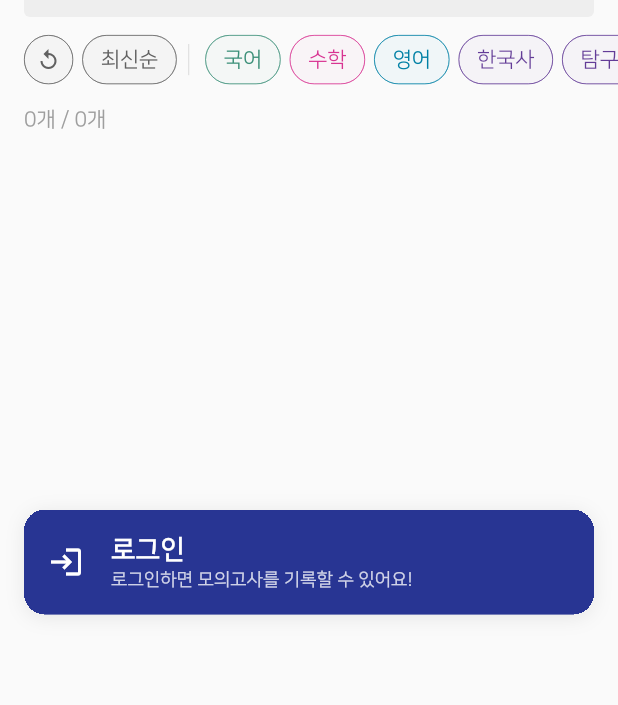
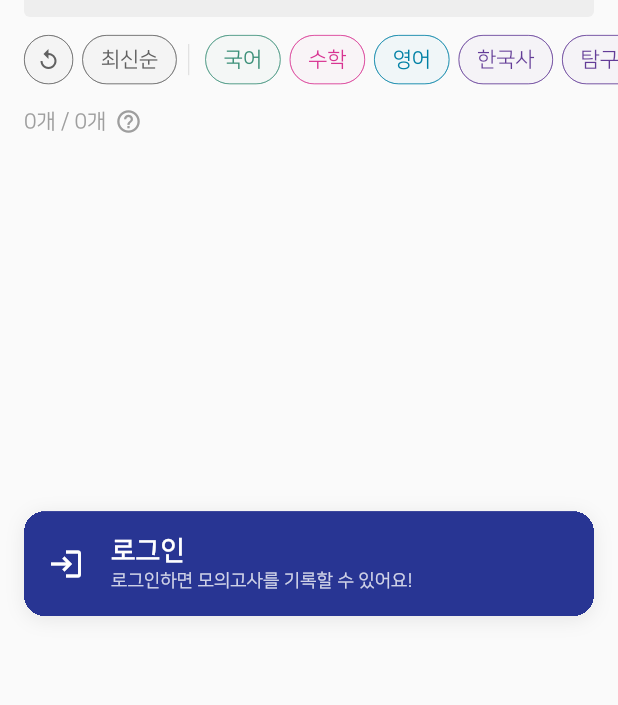
Before and after one commit to silgam/silgam-flutter, a Flutter app: the screen it shows after launch, item 2 of the bottom bar chosen, on a phone screen of 412 x 824 dp. Shown: the part 166-871 px from the top of the screen. Run offline on Flutter 3.47's test engine with Material 2 defaults, Android fonts, the phone set to English and light mode, and no system bars; our stand-ins replace bloc, cached_network_image, carousel_slider, cloud_firestore, dio, dotted_line and 32 more; missing offline and left inert: audio_session, flutter_facebook_auth, in_app_purchase_storekit, kakao_flutter_sdk, mixpanel_flutter, rich_text_controller; accounts and stored records are empty; generated files the repository leaves out were written again; network calls fail; statements that could not run were skipped.

Commit message:
feat: 기로 개수 제한 구현

```diff
--- a/lib/presentation/home_page/record_list/cubit/record_list_state.dart
+++ b/lib/presentation/home_page/record_list/cubit/record_list_state.dart
@@ -8,6 +8,7 @@ class RecordListState with _$RecordListState {
     required bool isLoading,
     required List<ExamRecord> originalRecords,
     required List<ExamRecord> records,
+    required List<String> lockedRecordIds,
     required String searchQuery,
     required RecordSortType sortType,
     required List<Subject> selectedSubjects,
@@ -18,6 +19,7 @@ class RecordListState with _$RecordListState {
       isLoading: false,
       originalRecords: [],
       records: [],
+      lockedRecordIds: [],
       searchQuery: '',
       sortType: RecordSortType.dateDesc,
       selectedSubjects: [],
--- a/lib/presentation/home_page/record_list/record_list_view.dart
+++ b/lib/presentation/home_page/record_list/record_list_view.dart
@@ -5,6 +5,7 @@ import '../../../model/exam_record.dart';
 import '../../../model/subject.dart';
 import '../../../util/injection.dart';
 import '../../app/cubit/app_cubit.dart';
+import '../../common/dialog.dart';
 import '../../common/login_button.dart';
 import '../../common/scaffold_body.dart';
 import '../../login_page/login_page.dart';
@@ -54,7 +55,8 @@ class _RecordListViewState extends State<RecordListView> {
                     slivers: [
                       _buildQuerySection(state),
                       if (appState.isNotSignedIn) _buildLoginButton(),
-                      if (appState.isSignedIn) _buildListSection(state.records),
+                      if (appState.isSignedIn)
+                        _buildListSection(state.records, state.lockedRecordIds),
                       if (appState.isSignedIn && state.records.isEmpty)
                         _buildDescription(),
                     ],
@@ -153,15 +155,33 @@ class _RecordListViewState extends State<RecordListView> {
               ),
             ),
           ),
-          const SizedBox(height: 16),
+          const SizedBox(height: 12),
           Padding(
             padding: const EdgeInsets.symmetric(horizontal: 16),
-            child: Text(
-              '${state.records.length}개 / ${state.originalRecords.length}개',
-              style: const TextStyle(color: Colors.grey),
+            child: Row(
+              crossAxisAlignment: CrossAxisAlignment.center,
+              children: [
+                Text(
+                  '${state.records.length}개 / ${state.originalRecords.length}개',
+                  style: const TextStyle(color: Colors.grey, height: 1.2),
+                ),
+                const SizedBox(width: 2),
+                InkWell(
+                  onTap: () => showExamRecordLimitInfoDialog(context),
+                  borderRadius: BorderRadius.circular(100),
+                  splashColor: Colors.transparent,
+                  child: const Padding(
+                    padding: EdgeInsets.all(4),
+                    child: Icon(
+                      Icons.help_outline,
+                      size: 18,
+                      color: Colors.grey,
+                    ),
+                  ),
+                ),
+              ],
             ),
           ),
-          const SizedBox(height: 4),
         ],
       ),
     );
@@ -196,7 +216,10 @@ class _RecordListViewState extends State<RecordListView> {
     );
   }
 
-  Widget _buildListSection(List<ExamRecord> records) {
+  Widget _buildListSection(
+    List<ExamRecord> records,
+    List<String> lockedRecordIds,
+  ) {
     return SliverPadding(
       padding: const EdgeInsets.only(bottom: 12),
       sliver: SliverList(
@@ -205,6 +228,7 @@ class _RecordListViewState extends State<RecordListView> {
             return RecordTile(
               record: records[index],
               onTileTap: () => _onTileTap(records[index]),
+              isLocked: lockedRecordIds.contains(records[index].documentId),
             );
           },
           childCount: records.length,
```
Also changed, not shown: lib/presentation/common/dialog.dart (added, +50 -0 lines), lib/presentation/edit_record_page/edit_record_page.dart (+18 -0 lines), lib/presentation/home_page/record_list/cubit/record_list_cubit.dart (+14 -1 lines), lib/presentation/home_page/record_list/record_tile.dart (+24 -1 lines).
